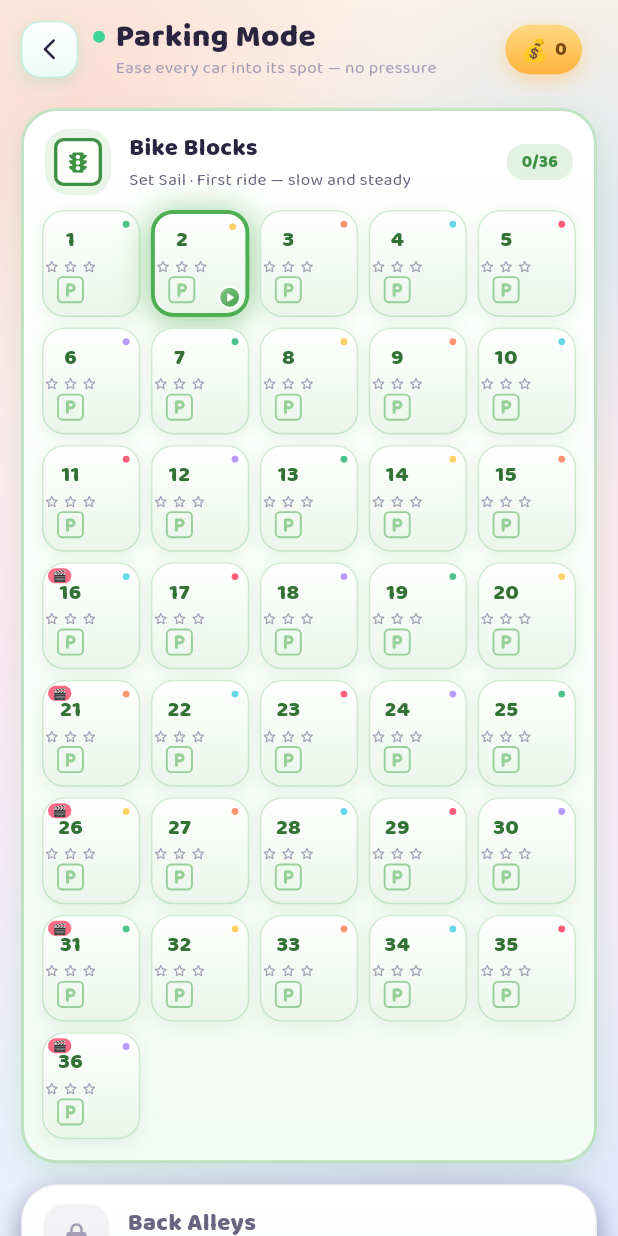
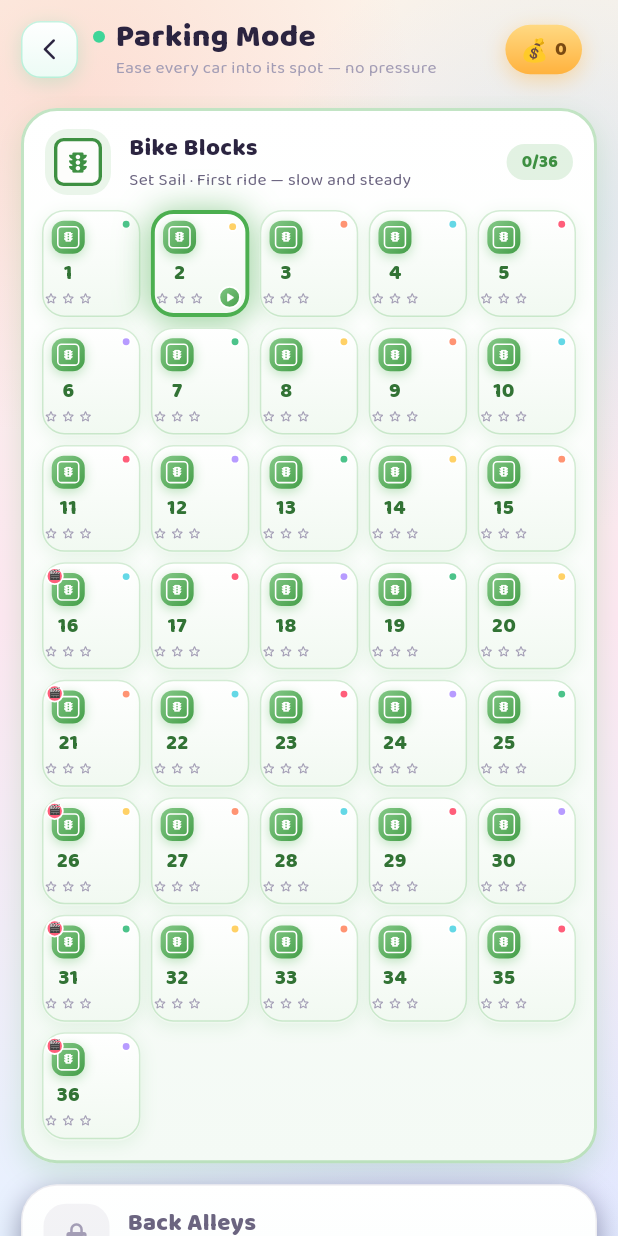
Before and after one commit to lbn11/CarLong, a Flutter app: the screen it shows after launch, after a tap on "Parking", on a phone screen of 412 x 824 dp. Run offline on Flutter 3.47's test engine with Material 3 defaults, Android fonts, the light colour scheme and no system bars; our stand-ins replace google_mobile_ads, shared_preferences; missing offline and left inert: app_tracking_transparency, flame, flame_audio; statements that could not run were skipped.

Commit message:
feat(parking): 关卡格子接入项目糖果视觉——渐变身份 chip + 顶部高光
之前格子只有「数字 + 星级 + 一枚几乎看不见的透明 P 水印」，
大面积留白显得素，且缺少全项目统一的两个签名元素：

- **顶部一线白色高光**（whiteGlint, blur 0, offset(0,1)）——CandyCard
  的贵气来源，现在格子也有
- **渐变图标 chip**（gradientFor(accent) 底座 + 白字交通标志 + 同色投影）
  ——呼应首页图标 chip / 每日卡渐变图标；底色随章节身份色，
  标志用章节 sign（不是车，不剧透未解锁车型）

顺带修：🎬 广告关角标从格子左上浮层改挂 **chip 左上角当通知点**——
原来浮在 (3,3)，和居中的 chip 角只隔 2px，视觉上挤在一起。

353 测试全绿，analyze 零 issue。

```diff
--- a/lib/screens/parking_level_select.dart
+++ b/lib/screens/parking_level_select.dart
@@ -473,7 +473,7 @@ class _ParkingLevelSelectScreenState extends State<ParkingLevelSelectScreen> {
                   childAspectRatio: 0.92,
                 ),
                 itemCount: levels.length,
-                itemBuilder: (context, i) => _levelTile(levels[i], tier),
+                itemBuilder: (context, i) => _levelTile(levels[i], tier, chapter.sign),
               ),
             )
           else
@@ -514,7 +514,7 @@ class _ParkingLevelSelectScreenState extends State<ParkingLevelSelectScreen> {
     );
   }
 
-  Widget _levelTile(int levelId, Color chapterColor) {
+  Widget _levelTile(int levelId, Color chapterColor, TrafficSignKind sign) {
     final stars = widget.data.parkingBestStars[levelId] ?? 0;
     final cleared = stars > 0;
     // 「接下来该打的那一关」：加一圈实色环 + ▶ 角标，进页自动定位后
@@ -551,16 +551,25 @@ class _ParkingLevelSelectScreenState extends State<ParkingLevelSelectScreen> {
           gradient: LinearGradient(
             begin: Alignment.topCenter,
             end: Alignment.bottomCenter,
-            colors: [Colors.white, Color.lerp(accent, Colors.white, 0.88)!],
+            colors: [
+              AppColors.surfaceLight,
+              Color.lerp(accent, Colors.white, 0.92)!,
+            ],
           ),
           borderRadius: BorderRadius.circular(15),
           border: Border.all(
             color: accent.withValues(
               alpha: current ? 1.0 : (cleared ? 0.42 : 0.24),
             ),
-            width: current ? 2.6 : (cleared ? 1.8 : 1),
+            width: current ? 2.6 : (cleared ? 1.6 : 1),
           ),
           boxShadow: [
+            // 卡面顶端一线高光：项目糖果卡的统一"贵气"来源（见 CandyCard）。
+            BoxShadow(
+              color: AppColors.whiteGlint.withValues(alpha: 0.9),
+              blurRadius: 0,
+              offset: const Offset(0, 1),
+            ),
             BoxShadow(
               color: accent.withValues(
                 alpha: current ? 0.40 : (cleared ? 0.20 : 0.12),
@@ -581,25 +590,69 @@ class _ParkingLevelSelectScreenState extends State<ParkingLevelSelectScreen> {
             Column(
               mainAxisAlignment: MainAxisAlignment.center,
               children: [
+                // 章节身份小糖果 chip：白字交通标志 + 章节色渐变底座，
+                // 呼应首页图标 chip / 每日卡渐变图标——给格子注入项目统一的
+                // 糖果色，不再是一味留白。标志不是车，不会提前剧透未解锁车型。
+                // 广告关的 🎬 挂在 chip 左上角当通知点：以前浮在格子左上，
+                // 会和 chip 的角挤在一起。
+                Stack(
+                  clipBehavior: Clip.none,
+                  children: [
+                    Container(
+                      width: 22,
+                      height: 22,
+                      decoration: BoxDecoration(
+                        gradient: AppTheme.gradientFor(accent),
+                        borderRadius: BorderRadius.circular(8),
+                        boxShadow: [
+                          BoxShadow(
+                            color: accent.withValues(alpha: 0.34),
+                            blurRadius: 6,
+                            offset: const Offset(0, 2),
+                          ),
+                        ],
+                      ),
+                      child: Center(
+                        child: TrafficSign(
+                          kind: sign,
+                          size: 15,
+                          color: Colors.white,
+                          face: Colors.transparent,
+                        ),
+                      ),
+                    ),
+                    if (LevelProgression.isParkingAdGate(levelId))
+                      Positioned(
+                        top: -4,
+                        left: -4,
+                        child: Container(
+                          width: 12,
+                          height: 12,
+                          alignment: Alignment.center,
+                          decoration: BoxDecoration(
+                            color: AppColors.coralDeep,
+                            shape: BoxShape.circle,
+                            border: Border.all(color: Colors.white, width: 1.2),
+                          ),
+                          child: const Text(
+                            '🎬',
+                            style: TextStyle(fontSize: 6.5, height: 1),
+                          ),
+                        ),
+                      ),
+                  ],
+                ),
+                const SizedBox(height: 3),
                 Text(
                   '$levelId',
                   style: TextStyle(
                     color: AppTheme.deepen(accent, 0.34),
                     fontWeight: FontWeight.w900,
-                    fontSize: 15,
+                    fontSize: 14,
                   ),
                 ),
                 const SizedBox(height: 2),
-                StarRow(stars: stars, size: 11),
-                const SizedBox(height: 1),
-                // 格子统一用 P，不贴本章的车：36 格贴同一辆车是噪音，
-                // 随机换车又会提前剧透玩家还没解锁的车型。
-                TrafficSign(
-                  kind: TrafficSignKind.parking,
-                  size: 18,
-                  color: chapterColor.withValues(alpha: 0.55),
-                  face: Colors.transparent,
-                ),
+                StarRow(stars: stars, size: 10),
               ],
             ),
             // 难度心跳角标：一个色点表明这一关在本轮 6 关中的位置，
@@ -620,27 +673,6 @@ class _ParkingLevelSelectScreenState extends State<ParkingLevelSelectScreen> {
                 ),
               ),
             ),
-            // 广告挑战关角标：🎬 徽标。这一关比同位置难一档（步数 +1 /
-            // 挡路车 +1），但失败了可以看广告续命/撤销/提示——是难关，不是墙。
-            if (LevelProgression.isParkingAdGate(levelId))
-              Positioned(
-                top: 3,
-                left: 3,
-                child: Container(
-                  padding: const EdgeInsets.symmetric(
-                    horizontal: 3,
-                    vertical: 1,
-                  ),
-                  decoration: BoxDecoration(
-                    color: AppColors.coralDeep.withValues(alpha: 0.92),
-                    borderRadius: BorderRadius.circular(6),
-                  ),
-                  child: const Text(
-                    '🎬',
-                    style: TextStyle(fontSize: 7.5, height: 1.1),
-                  ),
-                ),
-              ),
             // 「继续」角标：当前关右下角挂一枚播放按钮，配合实色环
             // 让"点哪一格"无需阅读。
             if (current)
```
Also changed, not shown: docs/preview/i18n2_home.png, docs/preview/i18n6_chips_ch1.png (added), docs/preview/i18n6_chips_ch2.png (added), docs/preview/i18n6_parking_final.png (added).
